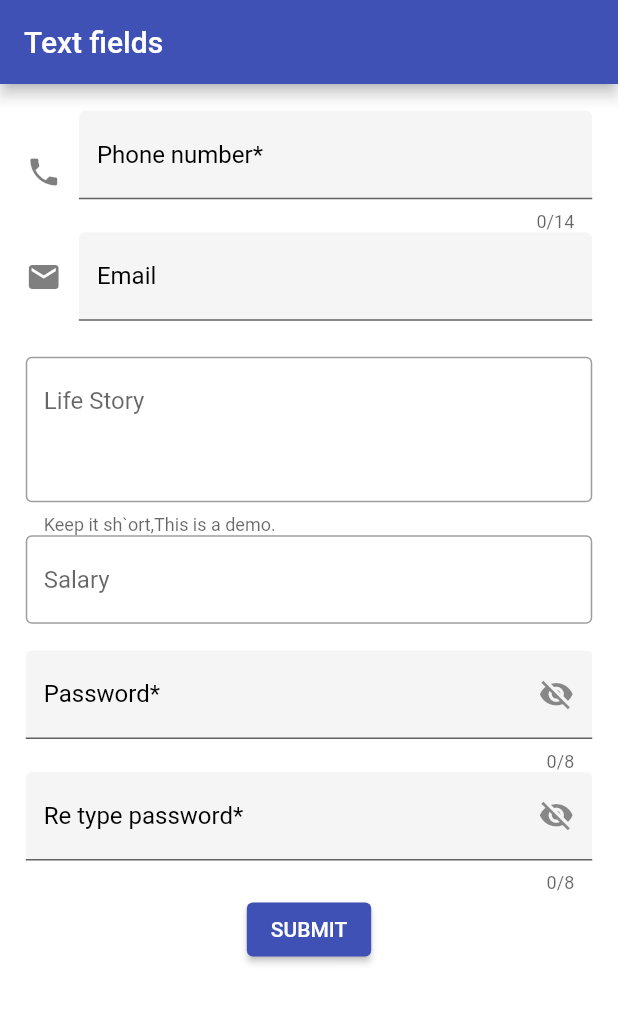
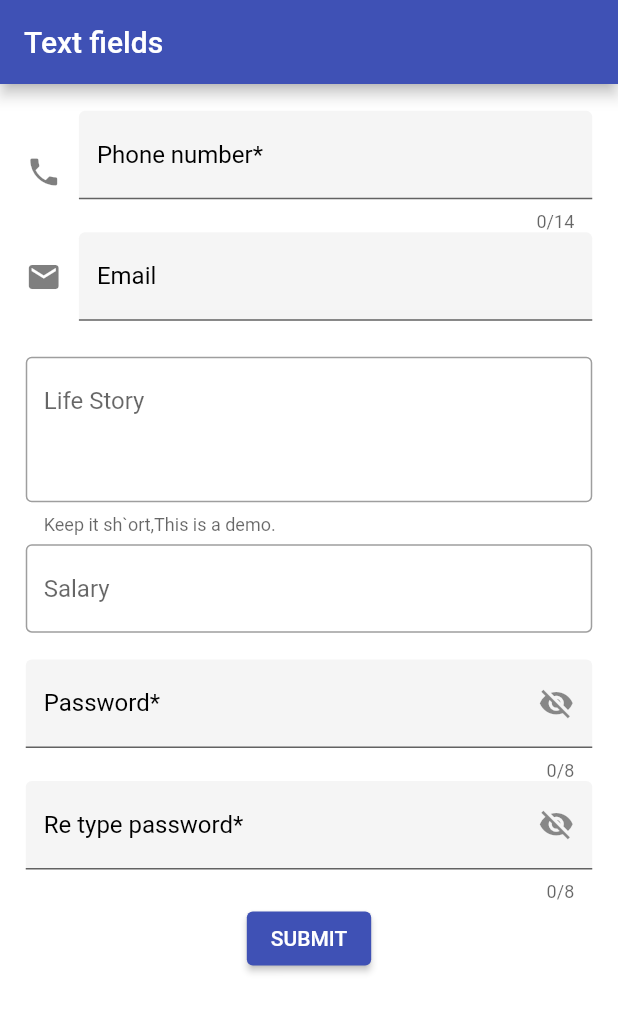
Before and after one commit to Yami-G/AMIT-Project, a Flutter app: the screen it shows after launch, on a phone screen of 412 x 824 dp. Shown: the top 1012 px of the screen. Run offline on Flutter 3.47's test engine with Material 2 defaults, Android fonts, the phone set to English and light mode, and no system bars; our stand-ins replace custom_navigation_bar, flutter_screenutil, font_awesome_flutter.

```diff
--- a/lib/Screen/sign_up_screen.dart
+++ b/lib/Screen/sign_up_screen.dart
@@ -138,6 +138,9 @@ class _SignUpScreenState extends State<SignUpScreen> {
                   color: Colors.white,
                   helperText: 'Keep it sh`ort,This is a demo.',
                 ),
+                SizedBox(
+                  height: 5.h,
+                ),
                 ValidationRow(
                   maxLine: 1,
                   obscureText: false,
```
